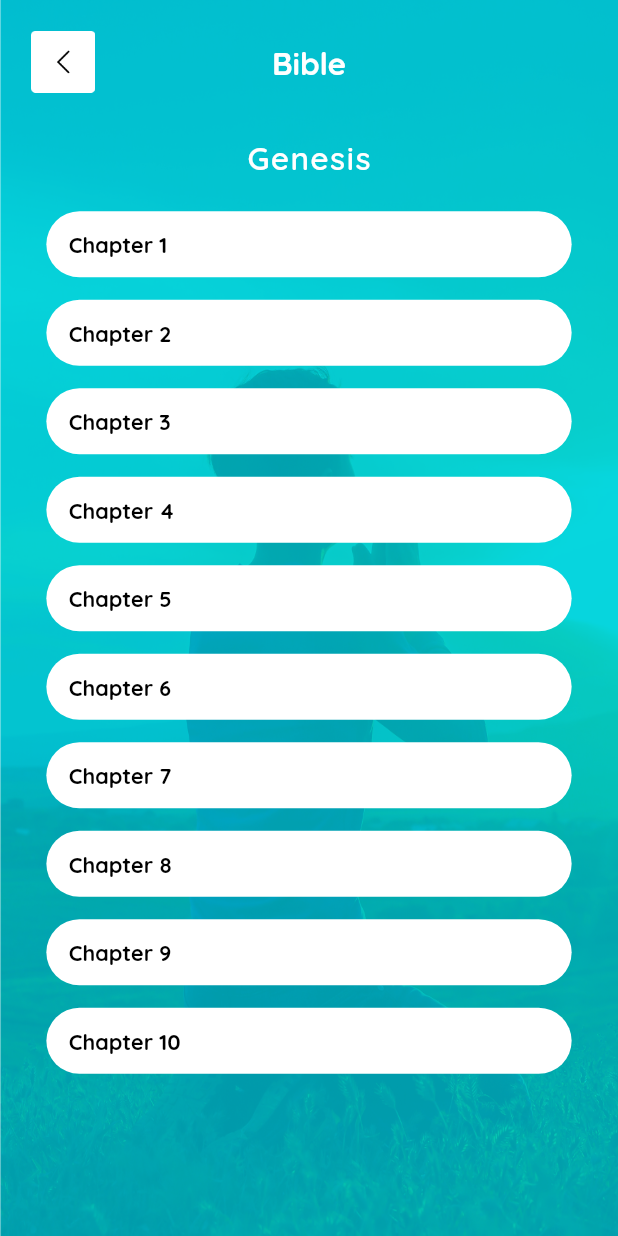
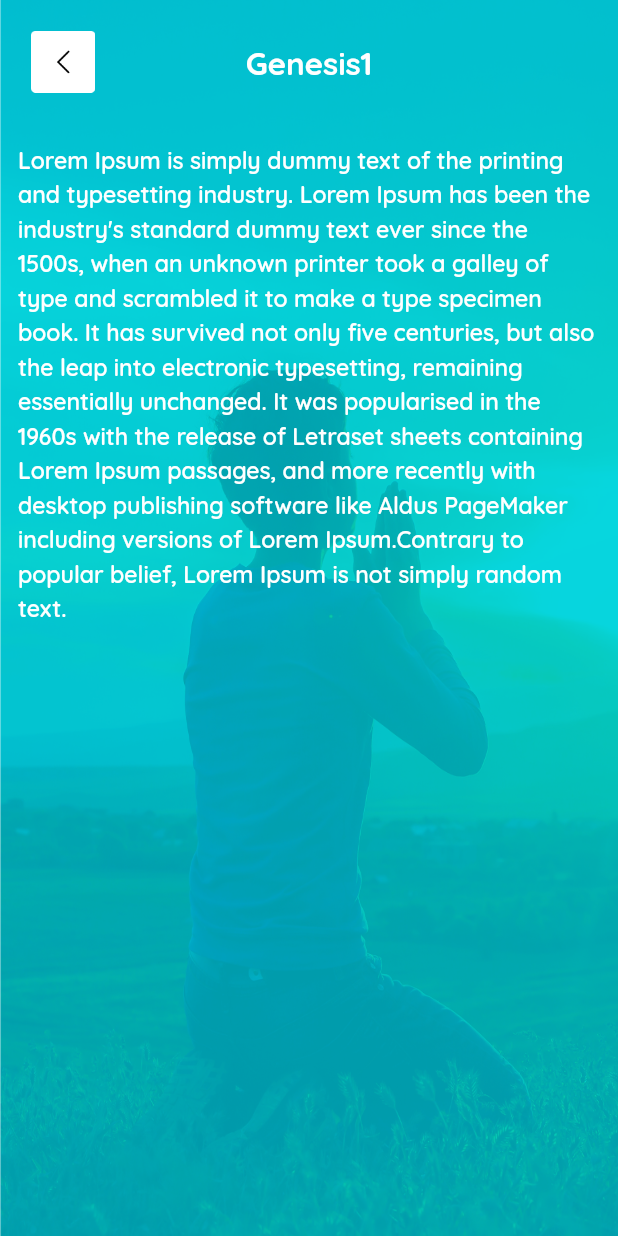
Before and after one commit to TorchPoint/PrayerApp, a Flutter app: the BibleChapterScreen screen opened directly, after a tap on an icon or button, on a phone screen of 412 x 824 dp. Run offline on Flutter 3.47's test engine with Material 2 defaults, Android fonts, the phone set to English and light mode, and no system bars; our stand-ins replace bubble_tab_indicator, device_preview, flutter_signin_button, smooth_page_indicator.

Commit message:
bible_chapter_details_screen_done

```diff
--- /dev/null
+++ b/lib/bible/screens/bible_chapter_details_screen.dart
@@ -0,0 +1,51 @@
+import 'package:flutter/material.dart';
+import 'package:prayer_hybrid_app/utils/app_colors.dart';
+import 'package:prayer_hybrid_app/utils/app_strings.dart';
+import 'package:prayer_hybrid_app/utils/asset_paths.dart';
+import 'package:prayer_hybrid_app/utils/navigation.dart';
+import 'package:prayer_hybrid_app/widgets/custom_app_bar.dart';
+import 'package:prayer_hybrid_app/widgets/custom_background_container.dart';
+
+
+class BibleChapterDetailsScreen extends StatefulWidget {
+  @override
+  _BibleChapterDetailsScreenState createState() => _BibleChapterDetailsScreenState();
+}
+
+class _BibleChapterDetailsScreenState extends State<BibleChapterDetailsScreen> {
+  @override
+  Widget build(BuildContext context) {
+    return CustomBackgroundContainer(
+      child: Scaffold(
+        backgroundColor: AppColors.TRANSPARENT_COLOR,
+        body: Column(
+          children: [
+            _customAppBar(),
+            SizedBox(height: 12.0,),
+            Expanded(
+              child: SingleChildScrollView(
+                child: Padding(
+                  padding: EdgeInsets.only(left: 12.0,right: 12.0,bottom: 10.0),
+                  child: Text(AppStrings.LOREM_EPSUM_STRING,style: TextStyle(color: AppColors.WHITE_COLOR,fontWeight: FontWeight.w600,height: 1.5),textScaleFactor: 1.1),
+                ),
+              ),
+            ),
+        ],
+        ),
+      ),
+    );
+  }
+
+
+  //Custom App Bar Widget
+  Widget _customAppBar()
+  {
+    return CustomAppBar(
+      title: AppStrings.GENESIS_ONE_TEXT,
+      leadingIconPath: AssetPaths.BACK_ICON,
+      leadingTap: (){
+        AppNavigation.navigatorPop(context);
+      },
+    );
+  }
+}
--- a/lib/bible/screens/bible_chapter_screen.dart
+++ b/lib/bible/screens/bible_chapter_screen.dart
@@ -1,4 +1,5 @@
 import 'package:flutter/material.dart';
+import 'package:prayer_hybrid_app/bible/screens/bible_chapter_details_screen.dart';
 import 'package:prayer_hybrid_app/utils/app_colors.dart';
 import 'package:prayer_hybrid_app/utils/app_strings.dart';
 import 'package:prayer_hybrid_app/utils/asset_paths.dart';
@@ -61,8 +62,8 @@ class _BibleChapterScreenState extends State<BibleChapterScreen> {
   {
     return GestureDetector(
       onTap: (){
-        print("next screen");
-        AppNavigation.navigateTo(context, BibleChapterScreen());
+        print("bible chapter screen");
+        AppNavigation.navigateTo(context, BibleChapterDetailsScreen());
       },
       child: Container(
         width: MediaQuery.of(context).size.width*0.85,
--- a/lib/utils/app_strings.dart
+++ b/lib/utils/app_strings.dart
@@ -55,6 +55,7 @@ class AppStrings
   static const String NOTES_TEXT = "Notes";
   static const String OLD_TESTAMENT_TEXT = "Old Testament";
   static const String GENESIS_TEXT = "Genesis";
+  static const String GENESIS_ONE_TEXT = "Genesis1";
 
 
 
```
